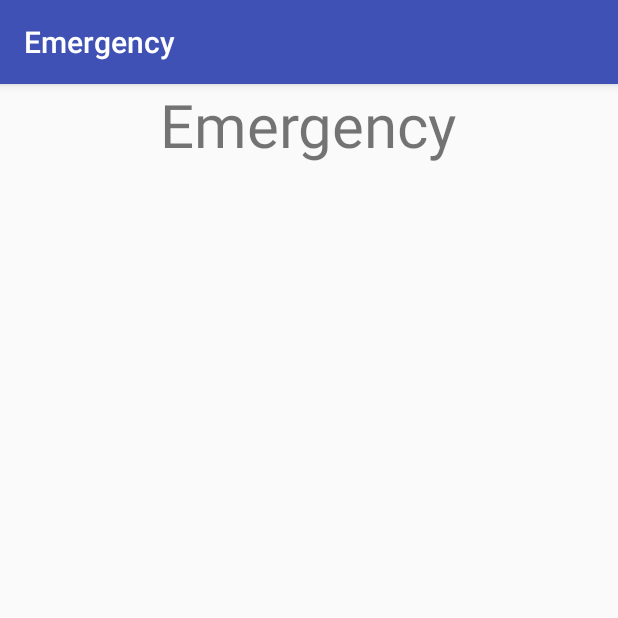
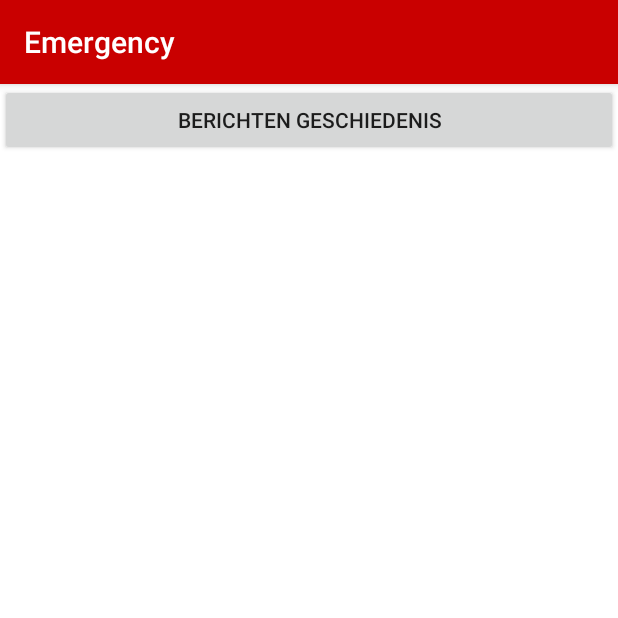
Before and after one commit to rubenponsaers/application_emergency, an Android app: the screen it shows after launch (MainActivity_Startscherm), on a phone screen of 412 x 824 dp, the top half of it. Run offline under Robolectric (Android 15) with nearby library versions, the phone set to English and light mode, and no system bars.

Commit message:
Button toegevoegd voor naar historie berichten te gaan Recyclerview werkt

```diff
--- a/Project/app/src/main/java/com/example/android/emergency/GreenAdapter.java
+++ b/Project/app/src/main/java/com/example/android/emergency/GreenAdapter.java
@@ -96,7 +96,7 @@ public class GreenAdapter extends RecyclerView.Adapter<GreenAdapter.NumberViewHo
          * @param listIndex De positie van het item in de lijst
          */
         void bind (int listIndex){
-            listItemNumberView.setText("Bericht " + String.valueOf(listIndex));
+            listItemNumberView.setText("Datum bericht " + String.valueOf(listIndex));
         }
     }
 }
--- a/Project/app/src/main/java/com/example/android/emergency/MainActivity_Startscherm.java
+++ b/Project/app/src/main/java/com/example/android/emergency/MainActivity_Startscherm.java
@@ -1,13 +1,31 @@
 package com.example.android.emergency;
 
+import android.content.Context;
+import android.content.Intent;
 import android.support.v7.app.AppCompatActivity;
 import android.os.Bundle;
+import android.view.View;
+import android.widget.Button;
 
 public class MainActivity_Startscherm extends AppCompatActivity {
+
+    private Button berichtenGeschiedenis;
 
     @Override
     protected void onCreate(Bundle savedInstanceState) {
         super.onCreate(savedInstanceState);
         setContentView(R.layout.activity_main);
+
+        berichtenGeschiedenis = (Button) findViewById(R.id.button_berichtenGeschiedenis);
+        berichtenGeschiedenis.setOnClickListener(new View.OnClickListener(){
+
+            @Override
+            public void onClick(View view) {
+                Context context = MainActivity_Startscherm.this;
+                Class destinationActivity = ChildActivity_BerichtenGeschiedenis.class;
+                Intent start_BerichtenGeschiedenis = new Intent(context,destinationActivity);
+                startActivity(start_BerichtenGeschiedenis);
+            }
+        });
     }
 }
--- a/Project/app/src/main/res/layout/activity_main.xml
+++ b/Project/app/src/main/res/layout/activity_main.xml
@@ -1,19 +1,16 @@
 <?xml version="1.0" encoding="utf-8"?>
 
-<LinearLayout
-    xmlns:android="http://schemas.android.com/apk/res/android"
+<LinearLayout xmlns:android="http://schemas.android.com/apk/res/android"
     xmlns:tools="http://schemas.android.com/tools"
     android:layout_width="match_parent"
     android:layout_height="match_parent"
+    android:background="@color/colorStartscherm"
     android:orientation="vertical"
     tools:context=".MainActivity_Startscherm">
 
-    <TextView
-        android:id="@+id/textview_naamApplicatie"
-        android:text="@string/emergency"
-        android:layout_width="wrap_content"
+    <Button
+        android:id="@+id/button_berichtenGeschiedenis"
+        android:layout_width="match_parent"
         android:layout_height="wrap_content"
-        android:layout_gravity="center|top"
-        android:textSize="40sp" />
-
+        android:text="@string/berichtenGeschiedenis" />
 </LinearLayout>
--- a/Project/app/src/main/res/layout/berichten_lijst_item.xml
+++ b/Project/app/src/main/res/layout/berichten_lijst_item.xml
@@ -10,5 +10,5 @@
         android:layout_height="wrap_content"
         android:layout_gravity="center_vertical|start"
         android:fontFamily="monospace"
-        android:textSize="42sp"/>
+        android:textSize="20sp"/>
 </FrameLayout>
--- a/Project/app/src/main/res/values/colors.xml
+++ b/Project/app/src/main/res/values/colors.xml
@@ -1,6 +1,6 @@
 <?xml version="1.0" encoding="utf-8"?>
 <resources>
-    <color name="colorPrimary">#3F51B5</color>
-    <color name="colorPrimaryDark">#303F9F</color>
-    <color name="colorAccent">#FF4081</color>
+    <color name="colorPrimary">#c90000</color>
+    <color name="colorPrimaryDark">#000000</color>
+    <color name="colorStartscherm">#ffffff</color>
 </resources>
--- a/Project/app/src/main/res/values/strings.xml
+++ b/Project/app/src/main/res/values/strings.xml
@@ -1,4 +1,4 @@
 <resources>
     <string name="app_name">Emergency</string>
-    <string name="emergency">Emergency</string>
+    <string name="berichtenGeschiedenis">Berichten geschiedenis</string>
 </resources>
--- a/Project/app/src/main/res/values/styles.xml
+++ b/Project/app/src/main/res/values/styles.xml
@@ -5,7 +5,6 @@
         <!-- Customize your theme here. -->
         <item name="colorPrimary">@color/colorPrimary</item>
         <item name="colorPrimaryDark">@color/colorPrimaryDark</item>
-        <item name="colorAccent">@color/colorAccent</item>
     </style>
 
 </resources>
```
